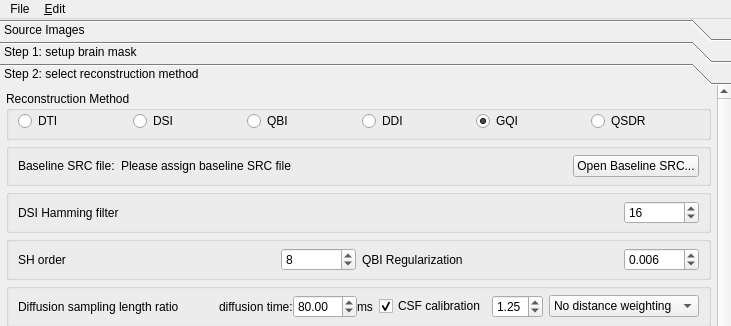
Qt form reconstruction/reconstruction_window.ui (frankyeh/DSI-Studio) before a commit; both pictures show x 0 to 731 and y 0 to 326 of the 731 by 622 pixel window.
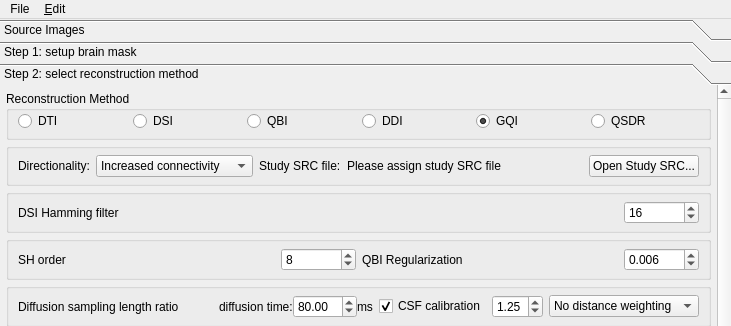
The same form after that commit. Icons and pictures are not drawn.

The edit to the form file:
```diff
--- a/reconstruction/reconstruction_window.ui
+++ b/reconstruction/reconstruction_window.ui
@@ -465,7 +465,7 @@
       <widget class="QWidget" name="page">
        <property name="geometry">
         <rect>
-         <x>-7</x>
+         <x>0</x>
          <y>0</y>
          <width>717</width>
          <height>597</height>
@@ -574,17 +574,38 @@
            <property name="bottomMargin">
             <number>6</number>
            </property>
+           <item>
+            <widget class="QLabel" name="label_17">
+             <property name="text">
+              <string>Directionality:</string>
+             </property>
+            </widget>
+           </item>
+           <item>
+            <widget class="QComboBox" name="ddi_dir">
+             <item>
+              <property name="text">
+               <string>Increased connectivity</string>
+              </property>
+             </item>
+             <item>
+              <property name="text">
+               <string>Decreased connectivity</string>
+              </property>
+             </item>
+            </widget>
+           </item>
            <item>
             <widget class="QLabel" name="label_16">
              <property name="text">
-              <string>Baseline SRC file:</string>
+              <string>Study SRC file:</string>
              </property>
             </widget>
            </item>
            <item>
             <widget class="QLabel" name="ddi_file">
              <property name="text">
-              <string>Please assign baseline SRC file</string>
+              <string>Please assign study SRC file</string>
              </property>
             </widget>
            </item>
@@ -604,7 +625,7 @@
            <item>
             <widget class="QPushButton" name="open_ddi_baseline">
              <property name="text">
-              <string>Open Baseline SRC...</string>
+              <string>Open Study SRC...</string>
              </property>
             </widget>
            </item>
```
Left out of the diff: 2 changed lines with no effect on the pictures.
